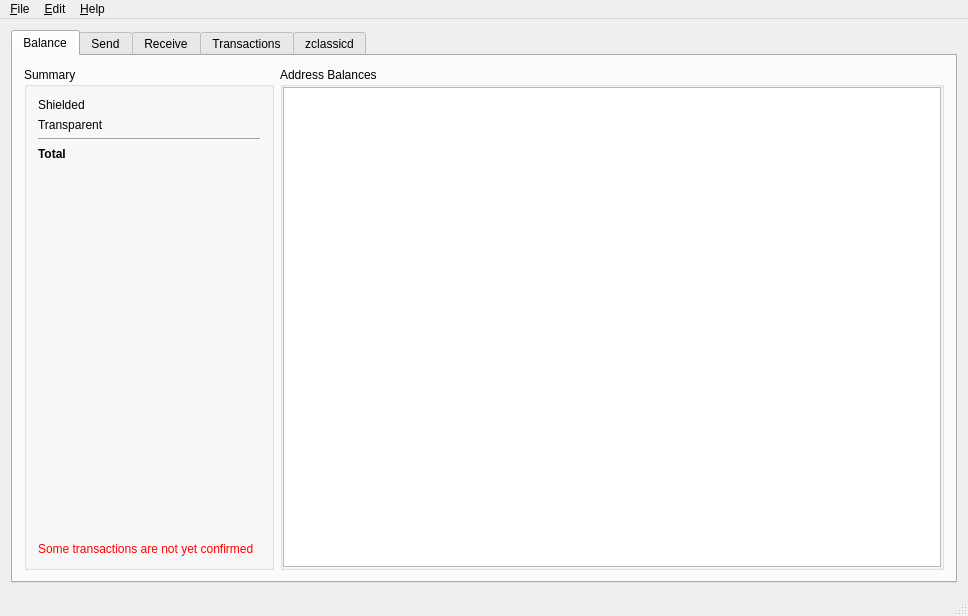
The window that src/mainwindow.ui (ZclassicCommunity/zcl-qt-wallet) describes before a commit, drawn with Qt 5.
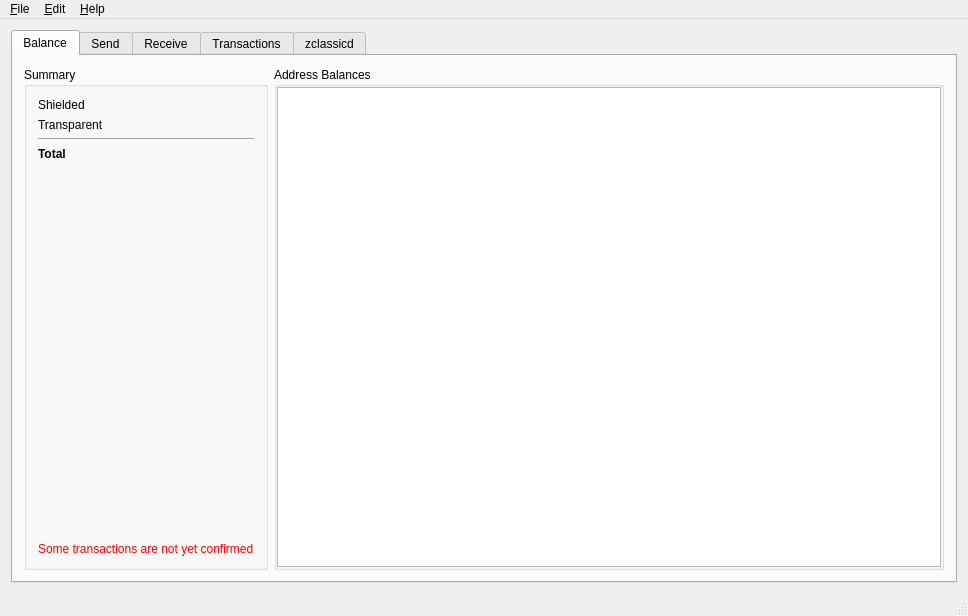
The same window after the commit. The open tabs and pages were chosen to show the change. Icons and pictures are not drawn. Custom widgets are drawn as their Qt base class.

Diff of the .ui file:
```diff
--- a/src/mainwindow.ui
+++ b/src/mainwindow.ui
@@ -35,7 +35,7 @@
            <widget class="QGroupBox" name="groupBox">
             <property name="minimumSize">
              <size>
-              <width>250</width>
+              <width>0</width>
               <height>0</height>
              </size>
             </property>
```
Left out of the diff: 6 changed lines with no effect on the pictures.
